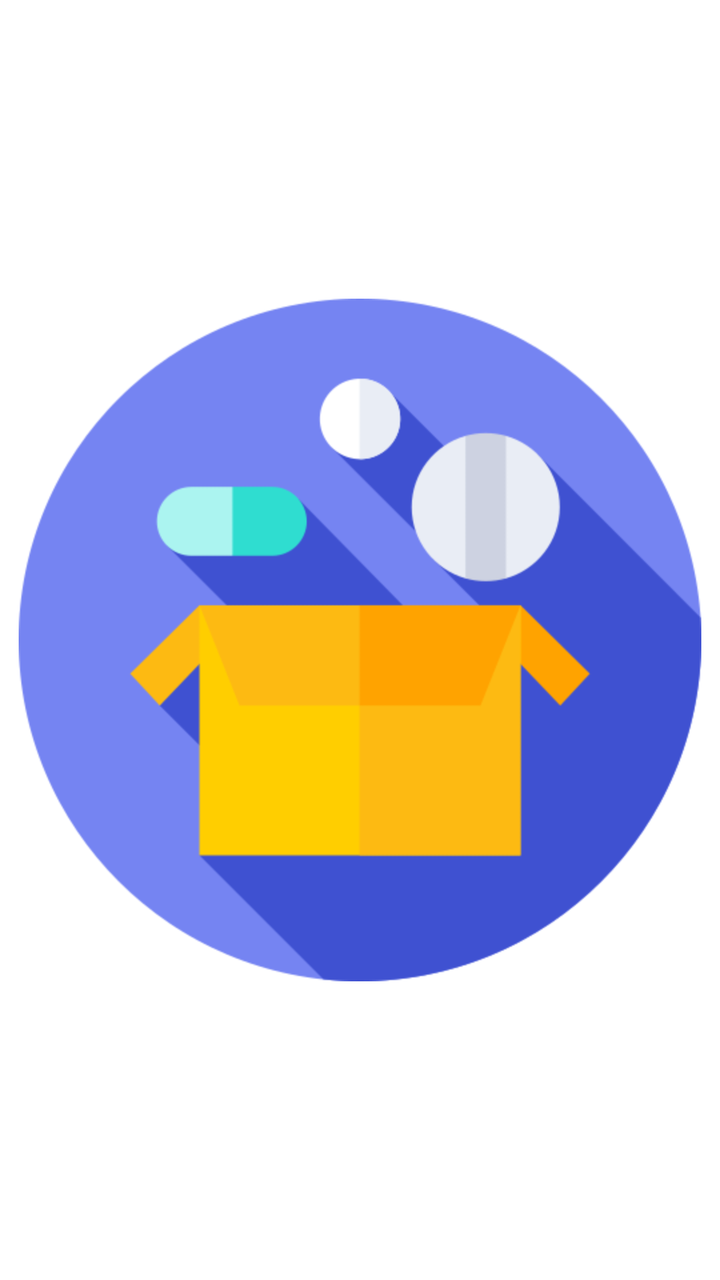
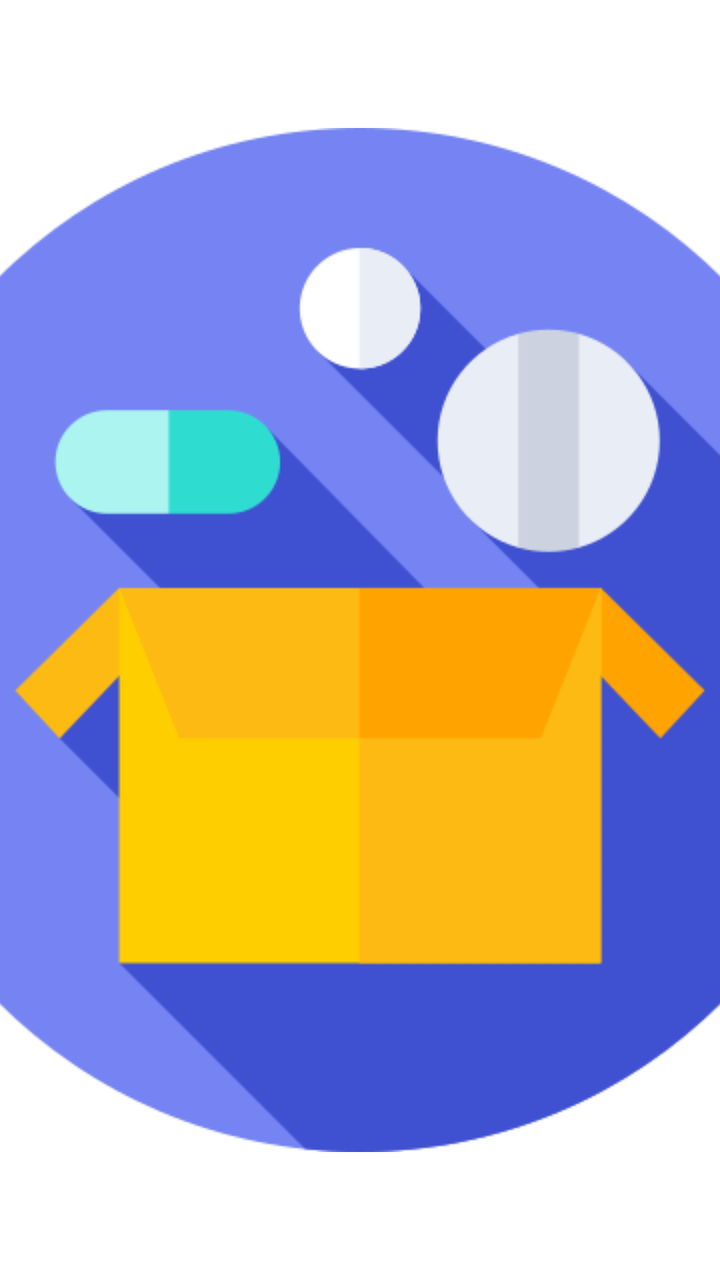

Compare the two renders of this Android layout. The source of the first and the diff that turns it into the second are given below.
<!-- AndroidManifest.xml: application theme Theme.MiPastillero -->
<!-- res/layout/fragment_users.xml -->
<?xml version="1.0" encoding="utf-8"?>
<androidx.constraintlayout.widget.ConstraintLayout xmlns:android="http://schemas.android.com/apk/res/android"
    xmlns:app="http://schemas.android.com/apk/res-auto"
    xmlns:tools="http://schemas.android.com/tools"
    android:layout_width="match_parent"
    android:layout_height="match_parent"
    tools:context=".ui.view.fragments.UsersFragment">

    <com.google.android.material.appbar.MaterialToolbar
        android:id="@+id/toolbar"
        style="@style/Widget.MaterialComponents.Toolbar"
        android:layout_width="0dp"
        android:layout_height="?attr/actionBarSize"
        app:layout_constraintEnd_toEndOf="parent"
        app:layout_constraintStart_toStartOf="parent"
        app:layout_constraintTop_toTopOf="parent"
        app:menu="@menu/menu_toolbar_users"
        app:title="@string/users" />

    <ProgressBar
        android:id="@+id/progress_bar"
        android:layout_width="wrap_content"
        android:layout_height="wrap_content"
        android:visibility="gone"
        app:layout_constraintBottom_toBottomOf="parent"
        app:layout_constraintEnd_toEndOf="parent"
        app:layout_constraintStart_toStartOf="parent"
        app:layout_constraintTop_toTopOf="parent" />

    <TextView
        android:id="@+id/empty_data_view"
        android:layout_width="0dp"
        android:layout_height="wrap_content"
        android:layout_marginHorizontal="64dp"
        android:gravity="center"
        android:text="@string/no_users"
        android:textSize="24sp"
        android:visibility="gone"
        app:layout_constraintBottom_toBottomOf="parent"
        app:layout_constraintEnd_toEndOf="parent"
        app:layout_constraintStart_toStartOf="parent"
        app:layout_constraintTop_toTopOf="parent" />

    <androidx.recyclerview.widget.RecyclerView
        android:id="@+id/rv_users"
        android:layout_width="0dp"
        android:layout_height="0dp"
        app:layout_constraintBottom_toTopOf="@id/fab_add_user"
        app:layout_constraintEnd_toEndOf="parent"
        app:layout_constraintStart_toStartOf="parent"
        app:layout_constraintTop_toBottomOf="@id/toolbar" />

    <com.google.android.material.floatingactionbutton.FloatingActionButton
        android:id="@+id/fab_add_user"
        android:layout_width="wrap_content"
        android:layout_height="wrap_content"
        android:layout_marginEnd="16dp"
        android:layout_marginBottom="16dp"
        android:contentDescription="@string/new_user"
        android:src="@drawable/person_add_32dp"
        android:visibility="gone"
        app:layout_constraintBottom_toBottomOf="parent"
        app:layout_constraintEnd_toEndOf="parent" />

    <androidx.constraintlayout.widget.ConstraintLayout
        android:id="@+id/loading_view"
        android:layout_width="0dp"
        android:layout_height="0dp"
        android:background="@color/white"
        app:layout_constraintBottom_toBottomOf="parent"
        app:layout_constraintEnd_toEndOf="parent"
        app:layout_constraintStart_toStartOf="parent"
        app:layout_constraintTop_toTopOf="parent">

        <ImageView
            android:id="@+id/iv_loading"
            android:layout_width="wrap_content"
            android:layout_height="wrap_content"
            android:importantForAccessibility="no"
            android:scaleType="centerCrop"
            android:src="@mipmap/app_image"
            app:layout_constraintBottom_toBottomOf="parent"
            app:layout_constraintEnd_toEndOf="parent"
            app:layout_constraintStart_toStartOf="parent"
            app:layout_constraintTop_toTopOf="parent" />

        <ProgressBar
            android:layout_width="wrap_content"
            android:layout_height="wrap_content"
            android:layout_marginTop="120dp"
            app:layout_constraintBottom_toBottomOf="parent"
            app:layout_constraintEnd_toEndOf="parent"
            app:layout_constraintStart_toStartOf="parent"
            app:layout_constraintTop_toTopOf="parent" />

    </androidx.constraintlayout.widget.ConstraintLayout>

</androidx.constraintlayout.widget.ConstraintLayout>
<!-- resources referenced by this layout -->
<resources>
  <color name="white">#FFFFFFFF</color>
  <!-- drawable person_add_32dp (drawable) -->
  <vector xmlns:android="http://schemas.android.com/apk/res/android" android:height="32dp" android:viewportHeight="960" android:viewportWidth="960" android:width="32dp">
        
      <path android:fillColor="#000000" android:pathData="M726.67,560v-126.67L600,433.33v-66.66h126.67L726.67,240h66.66v126.67L920,366.67v66.66L793.33,433.33L793.33,560h-66.66ZM360,479.33q-66,0 -109.67,-43.66Q206.67,392 206.67,326t43.66,-109.67Q294,172.67 360,172.67t109.67,43.66Q513.33,260 513.33,326t-43.66,109.67Q426,479.33 360,479.33ZM40,800v-100q0,-34.67 17.5,-63.17T106.67,594q70.66,-32.33 130.89,-46.5 60.22,-14.17 122.33,-14.17T482,547.5q60,14.17 130.67,46.5 31.66,15 49.5,43.17Q680,665.33 680,700v100L40,800ZM106.67,733.33h506.66L613.33,700q0,-14.33 -7.83,-27t-20.83,-19q-65.34,-31 -116.34,-42.5T360,600q-57.33,0 -108.67,11.5Q200,623 134.67,654q-13,6.33 -20.5,19t-7.5,27v33.33ZM360,412.67q37,0 61.83,-24.84Q446.67,363 446.67,326t-24.84,-61.83Q397,239.33 360,239.33t-61.83,24.84Q273.33,289 273.33,326t24.84,61.83Q323,412.67 360,412.67ZM360,326ZM360,733.33Z"/>
      
  </vector>
  <!-- mipmap app_image: webp bitmap (mipmap-hdpi, 11338 bytes) -->
  <string name="new_user">New user</string>
  <string name="no_users">No registered users</string>
  <string name="users">Users</string>
  <style name="Theme.MiPastillero" parent="Base.Theme.MiPastillero" />
  <style name="Base.Theme.MiPastillero" parent="Theme.Material3.DayNight.NoActionBar">
          
          
      </style>
</resources>

<!-- the commit's change to res/layout/fragment_users.xml (unified diff, before → after) -->
@@ -78,7 +78,7 @@
             android:layout_height="wrap_content"
             android:importantForAccessibility="no"
             android:scaleType="centerCrop"
-            android:src="@mipmap/app_image"
+            android:src="@drawable/app_image"
             app:layout_constraintBottom_toBottomOf="parent"
             app:layout_constraintEnd_toEndOf="parent"
             app:layout_constraintStart_toStartOf="parent"
<!-- resource entries referenced after the edit -->
@@ -1,13 +1,13 @@
 <!-- resources referenced by this layout -->
 <resources>
   <color name="white">#FFFFFFFF</color>
+  <!-- drawable app_image: webp bitmap (drawable, 11338 bytes) -->
   <!-- drawable person_add_32dp (drawable) -->
   <vector xmlns:android="http://schemas.android.com/apk/res/android" android:height="32dp" android:viewportHeight="960" android:viewportWidth="960" android:width="32dp">
         
       <path android:fillColor="#000000" android:pathData="M726.67,560v-126.67L600,433.33v-66.66h126.67L726.67,240h66.66v126.67L920,366.67v66.66L793.33,433.33L793.33,560h-66.66ZM360,479.33q-66,0 -109.67,-43.66Q206.67,392 206.67,326t43.66,-109.67Q294,172.67 360,172.67t109.67,43.66Q513.33,260 513.33,326t-43.66,109.67Q426,479.33 360,479.33ZM40,800v-100q0,-34.67 17.5,-63.17T106.67,594q70.66,-32.33 130.89,-46.5 60.22,-14.17 122.33,-14.17T482,547.5q60,14.17 130.67,46.5 31.66,15 49.5,43.17Q680,665.33 680,700v100L40,800ZM106.67,733.33h506.66L613.33,700q0,-14.33 -7.83,-27t-20.83,-19q-65.34,-31 -116.34,-42.5T360,600q-57.33,0 -108.67,11.5Q200,623 134.67,654q-13,6.33 -20.5,19t-7.5,27v33.33ZM360,412.67q37,0 61.83,-24.84Q446.67,363 446.67,326t-24.84,-61.83Q397,239.33 360,239.33t-61.83,24.84Q273.33,289 273.33,326t24.84,61.83Q323,412.67 360,412.67ZM360,326ZM360,733.33Z"/>
       
   </vector>
-  <!-- mipmap app_image: webp bitmap (mipmap-hdpi, 11338 bytes) -->
   <string name="new_user">New user</string>
   <string name="no_users">No registered users</string>
   <string name="users">Users</string>
